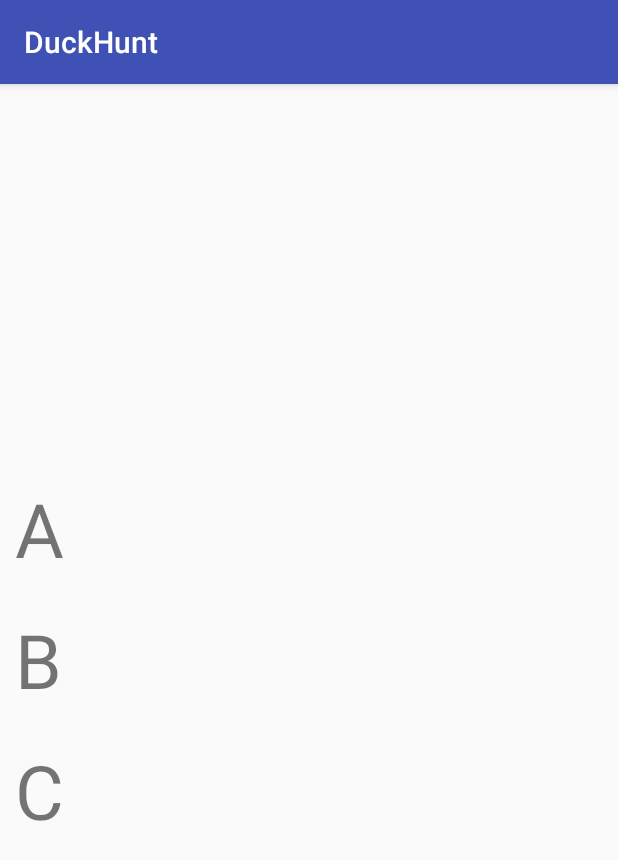
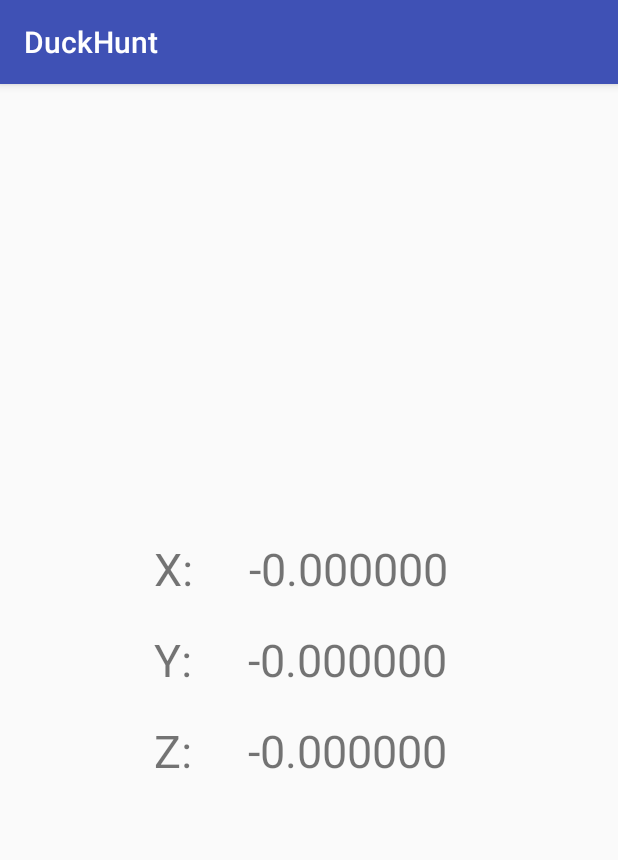
Before and after one commit to jurgiles/bird-game, an Android app: the screen it shows after launch (MainActivity), on a phone screen of 412 x 824 dp. Shown: the top 860 px of the screen. Run offline under Robolectric (Android 15) with nearby library versions, the light colour scheme and no system bars.

Commit message:
change x y z gyro view to not shift around with content

```diff
--- a/app/src/main/java/es/jurgil/duckhunt/MainActivity.java
+++ b/app/src/main/java/es/jurgil/duckhunt/MainActivity.java
@@ -30,7 +30,7 @@ public class MainActivity extends AppCompatActivity implements SensorEventListen
 
         sensorManager = (SensorManager) getSystemService(Context.SENSOR_SERVICE);
 
-        gyroSensor = sensorManager.getDefaultSensor(Sensor.TYPE_GYROSCOPE_UNCALIBRATED);
+        gyroSensor = sensorManager.getDefaultSensor(Sensor.TYPE_GYROSCOPE);
 
         xView = (TextView) this.findViewById(R.id.x);
         yView = (TextView) this.findViewById(R.id.y);
@@ -46,9 +46,9 @@ public class MainActivity extends AppCompatActivity implements SensorEventListen
 
     @Override
     public void onSensorChanged(SensorEvent event) {
-        xView.setText("" + event.values[0]);
-        yView.setText("" + event.values[1]);
-        zView.setText("" + event.values[2]);
+        xView.setText(String.format("%-8.6f", event.values[0]));
+        yView.setText(String.format("%-8.6f", event.values[1]));
+        zView.setText(String.format("%-8.6f", event.values[2]));
     }
 
     @Override
--- a/app/src/main/res/layout/activity_main.xml
+++ b/app/src/main/res/layout/activity_main.xml
@@ -7,27 +7,72 @@
     android:gravity="center"
     tools:context="es.jurgil.duckhunt.MainActivity">
 
+    <LinearLayout
+        android:layout_width="wrap_content"
+        android:layout_height="wrap_content"
+        android:orientation="vertical">
+
+        <LinearLayout
+            android:layout_width="wrap_content"
+            android:layout_height="wrap_content">
+
+            <TextView
+                android:id="@+id/label_x"
+                android:layout_width="wrap_content"
+                android:layout_height="wrap_content"
+                android:labelFor="@+id/x"
+                android:text="X:"
+                android:textSize="30sp" />
+
             <TextView
                 android:id="@+id/x"
+                android:layout_width="180sp"
+                android:layout_height="wrap_content"
+                android:gravity="end"
                 android:padding="10sp"
-        android:layout_width="match_parent"
+                android:text="-0.000000"
+                android:textSize="30sp" />
+        </LinearLayout>
+
+        <LinearLayout
+            android:layout_width="wrap_content"
+            android:layout_height="wrap_content">
+
+            <TextView
+                android:id="@+id/label_y"
+                android:layout_width="wrap_content"
                 android:layout_height="wrap_content"
-        android:textSize="50sp"
-        android:text="A" />
+                android:text="Y:"
+                android:textSize="30sp" />
+
             <TextView
                 android:id="@+id/y"
+                android:layout_width="180sp"
+                android:layout_height="wrap_content"
+                android:gravity="end"
                 android:padding="10sp"
-        android:layout_width="match_parent"
+                android:text="-0.000000"
+                android:textSize="30sp" />
+        </LinearLayout>
+
+        <LinearLayout
+            android:layout_width="wrap_content"
+            android:layout_height="wrap_content">
+            <TextView
+                android:id="@+id/label_z"
+                android:layout_width="wrap_content"
                 android:layout_height="wrap_content"
-        android:textSize="50sp"
-        android:layout_below="@+id/x"
-        android:text="B" />
+                android:text="Z:"
+                android:textSize="30sp" />
             <TextView
                 android:id="@+id/z"
+                android:layout_width="180sp"
+                android:layout_height="wrap_content"
+                android:gravity="end"
                 android:padding="10sp"
-        android:layout_width="match_parent"
-        android:layout_height="wrap_content"
-        android:textSize="50sp"
-        android:layout_below="@+id/y"
-        android:text="C" />
+                android:text="-0.000000"
+                android:textSize="30sp" />
+        </LinearLayout>
+    </LinearLayout>
+
 </RelativeLayout>
```
Lines whose indentation alone changed are shown as unchanged.
